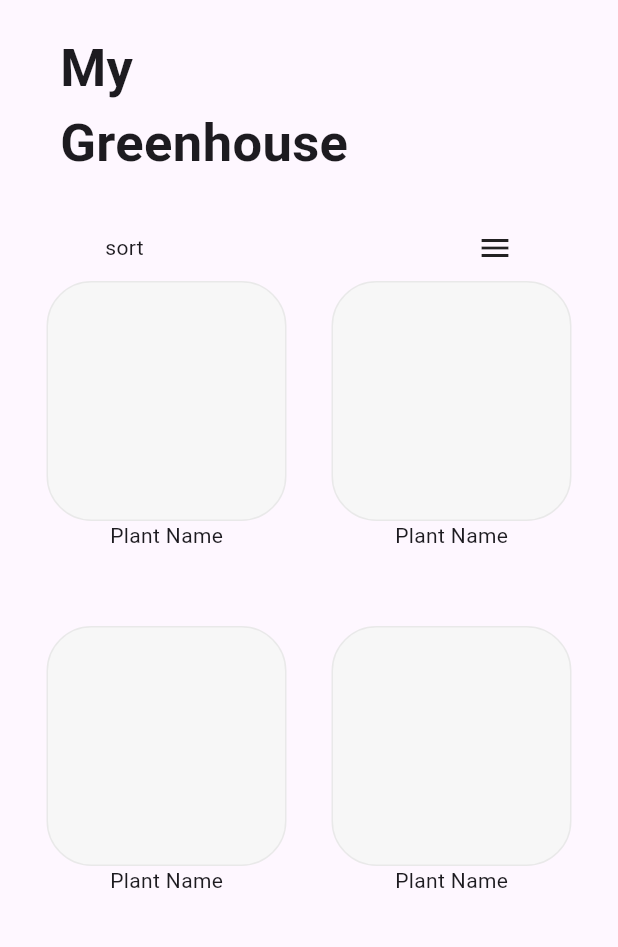
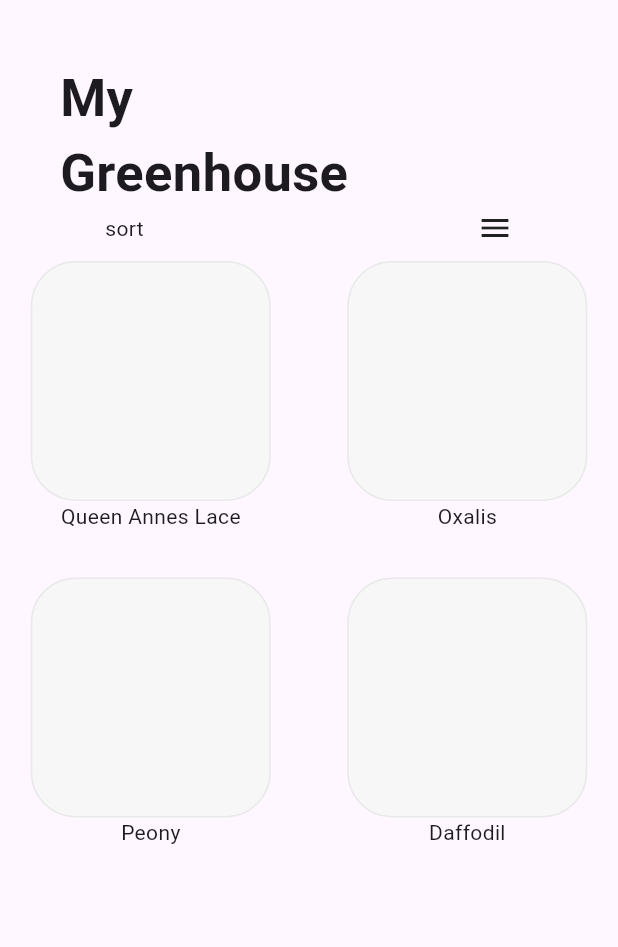
Before and after one commit to Gecervantes01/FoliFind, a Flutter app: the GreenHouse screen opened by its route, on a phone screen of 412 x 824 dp, the part 84-1031 px from its top. Run offline on Flutter 3.47's test engine with Material 3 defaults, Android fonts, the phone set to English and light mode, and no system bars.

Commit message:
The plants displayed in the Green house are now displayed dynamically and mimic how they'd appear with the implementation of an API.

```diff
--- a/folifind/lib/pages/greenhouse/green_house.dart
+++ b/folifind/lib/pages/greenhouse/green_house.dart
@@ -1,46 +1,43 @@
 import 'package:flutter/material.dart';
 import 'package:folifind/pages/greenhouse/plant_item.dart';
 import 'package:folifind/assets/constants.dart' as Constants;
+import 'package:folifind/tests/test_list.dart';
 
 /// Creates the Greenhouse page
+///
+/// @author: Giovan Cervantes
+/// @version: 1.0
 class GreenHouse extends StatelessWidget {
   const GreenHouse({super.key});
-  // ignore: constant_identifier_names
-  static const double PADDING_X = 30;
-  static const double PADDING_Y = 50;
 
   @override
   Widget build(BuildContext context) {
+
+    // Test data
+    List<String> randomPlants = TestList().randomPlants();
+
     return Scaffold(
       appBar: AppBar(
         title: const Text('FOLIFIND'),
         backgroundColor: Constants.appBarBackgroundColor,
         ),
-      body:
-        Column(
+      body: Column(
+        crossAxisAlignment: CrossAxisAlignment.start,
           children: [
             Align(
               alignment: Alignment.topLeft,
               child: Padding(
-                padding: EdgeInsets.only(
-                  left: 40,
-                  top: 20
-                ),
+                padding: EdgeInsets.only(left: 40, top: 40),
                 child: Text(
+                  'My\nGreenhouse',
                   textScaler: TextScaler.linear(2.5),
                   style: TextStyle(
                     fontWeight: FontWeight.bold,
                   ),
-                  'My\nGreenhouse',
                 ),
 
                 ),
             ),
-            Center(
-            heightFactor: 1.15,
-            child: Column(
-              mainAxisSize: MainAxisSize.min,
-              children: [
             Row(
               mainAxisSize: MainAxisSize.max,
               mainAxisAlignment: MainAxisAlignment.spaceBetween,
@@ -55,30 +52,23 @@ class GreenHouse extends StatelessWidget {
                 )
               ],
             ),
-                Row(
-                  mainAxisAlignment: MainAxisAlignment.start,
-                  mainAxisSize: MainAxisSize.min,
-                  children: [
-                    Flexible(child: PlantItem(),),
-                    SizedBox(width: PADDING_X),
-                    Flexible(child: PlantItem(),),
-                  ],
+            Expanded(
+              child: GridView.builder(
+                gridDelegate: SliverGridDelegateWithFixedCrossAxisCount(
+                  crossAxisCount: 2,
+                  crossAxisSpacing: 10,
+                  mainAxisSpacing: 10,
+                  childAspectRatio: 1,
                   ),
-                SizedBox(height: PADDING_Y),
-                Row(
-                  mainAxisAlignment: MainAxisAlignment.start,
-                  mainAxisSize: MainAxisSize.min,
-                  children: [
-                    Flexible(child: PlantItem(),),
-                    SizedBox(width: PADDING_X),
-                    Flexible(child: PlantItem(),),
-                  ],
+                itemCount: randomPlants.length,
+                itemBuilder: (context, index) {
+                  String plantName = randomPlants[index];
+                  return PlantItem(plantName: plantName);
+                },
+              ),
             ),
           ],
       ),
-            ),
-          ],
-        )
     );
   }
 }
--- a/folifind/lib/pages/greenhouse/plant_item.dart
+++ b/folifind/lib/pages/greenhouse/plant_item.dart
@@ -1,20 +1,23 @@
 import 'package:flutter/material.dart';
 import 'package:folifind/assets/constants.dart' as Constants;
 
-/*
-  This class is going to represent a plant item, which is visible within
-  the "Greenhouse".
-  Each plant item is going to include:
-  - Plant Name
-  - Image of the plant
-  Relevant arguement data will only be retreived when user chooses to add
-  a plant to their greenhouse.
+///
+/// This class is going to represent a plant item, which is visible within
+/// the "Greenhouse".
+/// Each plant item is going to include:
+/// - Plant Name
+/// - Image of the plant
+/// Relevant arguement data will only be retreived when user chooses to add
+/// a plant to their greenhouse.
+///
+/// @Author: Giovan Cervantes
+/// @Version: 1.0
 
-  @Author: Giovan Cervantes
-  @Version: 1.0
-*/
-class PlantItem extends StatelessWidget{
-  const PlantItem({super.key});
+class PlantItem extends StatelessWidget {
+  final String plantName;
+
+  /// Constructor which currently requires name of the plant
+  const PlantItem({required this.plantName});
 
   @override
   Widget build(BuildContext context) {
@@ -25,14 +28,14 @@ class PlantItem extends StatelessWidget{
           height: Constants.plantItemSize,
           decoration: BoxDecoration(
             border: Border.all(
-              width: 1.0,
+              width: 1,
               color: Constants.plantItemBorderColor,
             ),
             borderRadius: BorderRadius.all(Radius.circular(30.0)),
             color: Constants.plantItemBackgroundColor,
             ),
           ),
-          Text('Plant Name'),
+          Text(plantName),
       ]
     );
   }
```
Lines whose indentation alone changed are shown as unchanged.
